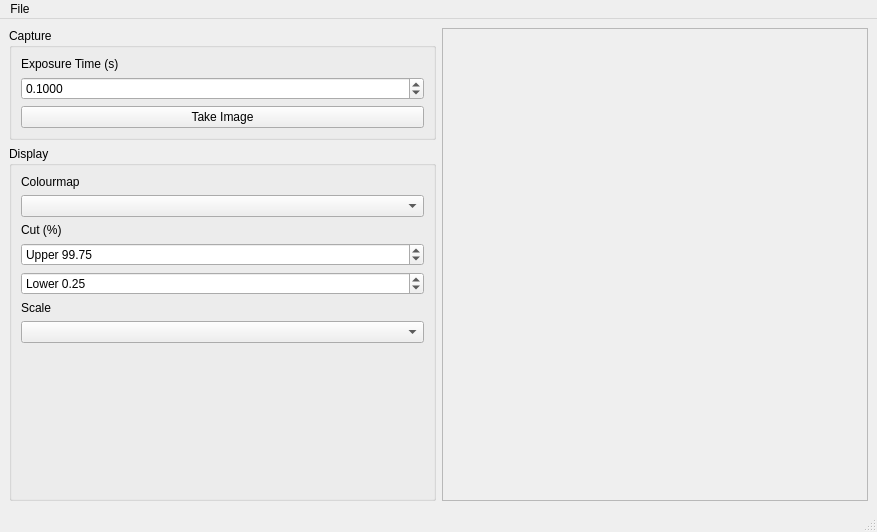
Before: the Qt Designer form viewer.ui in badders/pyfitsview, drawn with Qt 5.
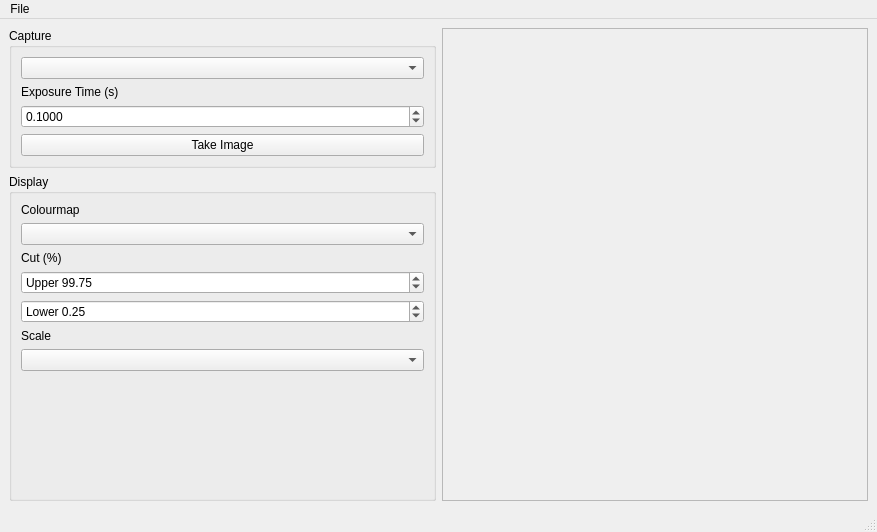
After: the same form once the commit is applied.

Commit message: Actually add setup file Enumerate serial ports and provide a selection

What changed in the file:
```diff
--- a/viewer.ui
+++ b/viewer.ui
@@ -37,6 +37,9 @@
            <bool>true</bool>
           </property>
           <layout class="QVBoxLayout" name="verticalLayout_4">
+           <item>
+            <widget class="QComboBox" name="portChoice"/>
+           </item>
            <item>
             <widget class="QLabel" name="exposureLabel">
              <property name="sizePolicy">
```
The commit also changes 2 other files.
